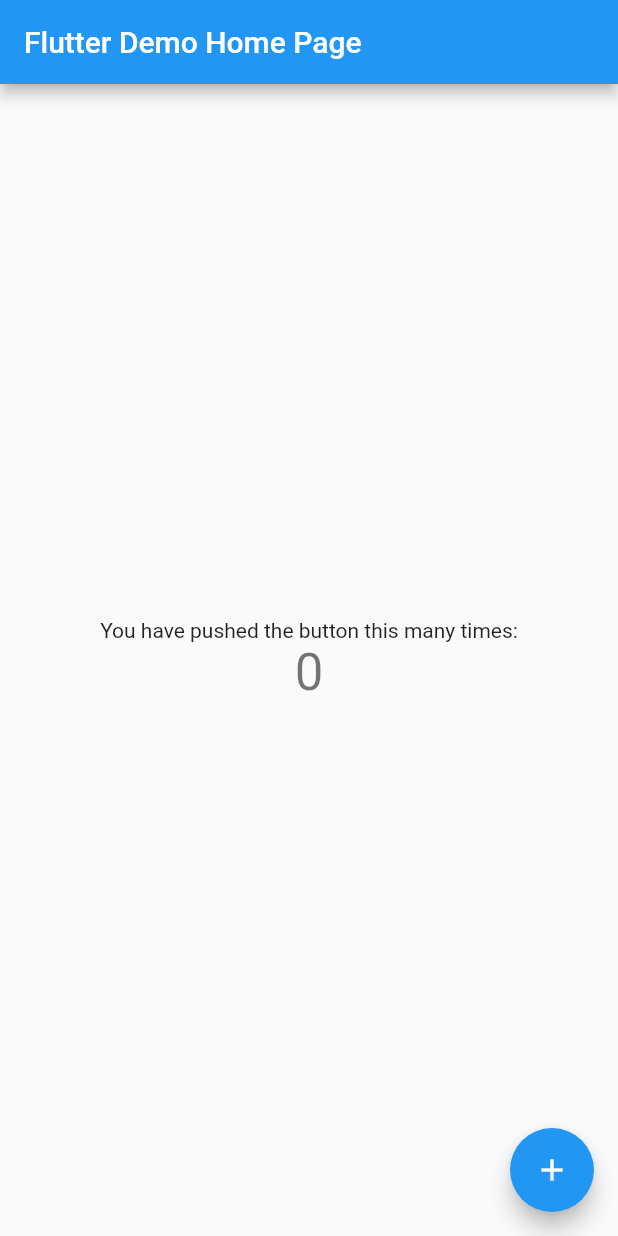
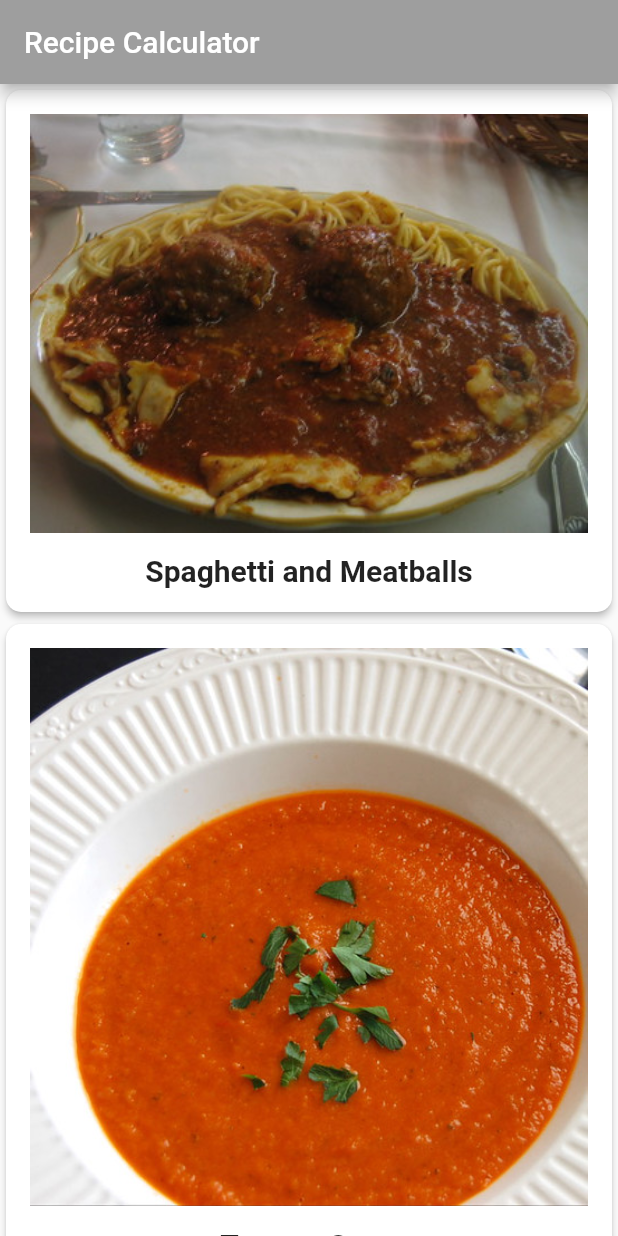
Before and after one commit to HeroAppsDev/flutter_recipes_app, a Flutter app: the screen it shows after launch, on a phone screen of 412 x 824 dp. Run offline on Flutter 3.47's test engine with Material 2 defaults, Android fonts, the phone set to English and light mode, and no system bars; Roboto replaces fonts that are missing (Palatino).

Commit message:
:zap: General Update

```diff
--- /dev/null
+++ b/lib/ingredient.dart
@@ -0,0 +1,7 @@
+class Ingredient {
+  double? quantity;
+  String? measure;
+  String? name;
+
+  Ingredient(this.quantity, this.measure, this.name);
+}
--- a/lib/main.dart
+++ b/lib/main.dart
@@ -1,45 +1,31 @@
+import 'package:flutter/cupertino.dart';
 import 'package:flutter/material.dart';
+import 'package:flutter_recipes_app/recipe.dart';
+import 'package:flutter_recipes_app/recipe_detail.dart';
 
 void main() {
-  runApp(const MyApp());
+  runApp(RecipeApp());
 }
 
-class MyApp extends StatelessWidget {
-  const MyApp({Key? key}) : super(key: key);
+class RecipeApp extends StatelessWidget {
+  RecipeApp({Key? key}) : super(key: key);
 
-  // This widget is the root of your application.
+  final ThemeData theme = ThemeData();
+
   @override
   Widget build(BuildContext context) {
     return MaterialApp(
       title: 'Flutter Demo',
-      theme: ThemeData(
-        // This is the theme of your application.
-        //
-        // Try running your application with "flutter run". You'll see the
-        // application has a blue toolbar. Then, without quitting the app, try
-        // changing the primarySwatch below to Colors.green and then invoke
-        // "hot reload" (press "r" in the console where you ran "flutter run",
-        // or simply save your changes to "hot reload" in a Flutter IDE).
-        // Notice that the counter didn't reset back to zero; the application
-        // is not restarted.
-        primarySwatch: Colors.blue,
-      ),
-      home: const MyHomePage(title: 'Flutter Demo Home Page'),
+      theme: theme.copyWith(
+          colorScheme: theme.colorScheme
+              .copyWith(primary: Colors.grey, secondary: Colors.black)),
+      home: const MyHomePage(title: 'Recipe Calculator'),
     );
   }
 }
 
 class MyHomePage extends StatefulWidget {
   const MyHomePage({Key? key, required this.title}) : super(key: key);
-
-  // This widget is the home page of your application. It is stateful, meaning
-  // that it has a State object (defined below) that contains fields that affect
-  // how it looks.
-
-  // This class is the configuration for the state. It holds the values (in this
-  // case the title) provided by the parent (in this case the App widget) and
-  // used by the build method of the State. Fields in a Widget subclass are
-  // always marked "final".
 
   final String title;
 
@@ -48,68 +34,56 @@
 }
 
 class _MyHomePageState extends State<MyHomePage> {
-  int _counter = 0;
-
-  void _incrementCounter() {
-    setState(() {
-      // This call to setState tells the Flutter framework that something has
-      // changed in this State, which causes it to rerun the build method below
-      // so that the display can reflect the updated values. If we changed
-      // _counter without calling setState(), then the build method would not be
-      // called again, and so nothing would appear to happen.
-      _counter++;
-    });
+  @override
+  Widget build(BuildContext context) {
+    return Scaffold(
+      appBar: AppBar(
+        title: Text(widget.title),
+      ),
+      body: SafeArea(
+        child: ListView.builder(
+          itemCount: Recipe.samples.length,
+          itemBuilder: (context, index) => GestureDetector(
+            onTap: () => {
+              Navigator.push(
+                context,
+                MaterialPageRoute(
+                  builder: (context) =>
+                      RecipeDetail(recipe: Recipe.samples[index]),
+                ),
+              ),
+            },
+            child: buildRecipeCard(
+              Recipe.samples[index],
+            ),
+          ),
+        ),
+      ),
+    );
   }
 
-  @override
-  Widget build(BuildContext context) {
-    // This method is rerun every time setState is called, for instance as done
-    // by the _incrementCounter method above.
-    //
-    // The Flutter framework has been optimized to make rerunning build methods
-    // fast, so that you can just rebuild anything that needs updating rather
-    // than having to individually change instances of widgets.
-    return Scaffold(
-      appBar: AppBar(
-        // Here we take the value from the MyHomePage object that was created by
-        // the App.build method, and use it to set our appbar title.
-        title: Text(widget.title),
-      ),
-      body: Center(
-        // Center is a layout widget. It takes a single child and positions it
-        // in the middle of the parent.
+  Widget buildRecipeCard(Recipe recipe) {
+    return Card(
+      elevation: 2.0,
+      shape: RoundedRectangleBorder(borderRadius: BorderRadius.circular(10)),
+      child: Padding(
+        padding: const EdgeInsets.all(16.0),
         child: Column(
-          // Column is also a layout widget. It takes a list of children and
-          // arranges them vertically. By default, it sizes itself to fit its
-          // children horizontally, and tries to be as tall as its parent.
-          //
-          // Invoke "debug painting" (press "p" in the console, choose the
-          // "Toggle Debug Paint" action from the Flutter Inspector in Android
-          // Studio, or the "Toggle Debug Paint" command in Visual Studio Code)
-          // to see the wireframe for each widget.
-          //
-          // Column has various properties to control how it sizes itself and
-          // how it positions its children. Here we use mainAxisAlignment to
-          // center the children vertically; the main axis here is the vertical
-          // axis because Columns are vertical (the cross axis would be
-          // horizontal).
-          mainAxisAlignment: MainAxisAlignment.center,
-          children: <Widget>[
-            const Text(
-              'You have pushed the button this many times:',
+          children: [
+            Image(image: AssetImage(recipe.imageUrl)),
+            const SizedBox(
+              height: 14,
             ),
             Text(
-              '$_counter',
-              style: Theme.of(context).textTheme.headline4,
+              recipe.label,
+              style: const TextStyle(
+                  fontSize: 20.0,
+                  fontWeight: FontWeight.w700,
+                  fontFamily: 'Palatino'),
             ),
           ],
         ),
       ),
-      floatingActionButton: FloatingActionButton(
-        onPressed: _incrementCounter,
-        tooltip: 'Increment',
-        child: const Icon(Icons.add),
-      ), // This trailing comma makes auto-formatting nicer for build methods.
     );
   }
 }
--- /dev/null
+++ b/lib/recipe.dart
@@ -0,0 +1,140 @@
+import 'package:flutter_recipes_app/ingredient.dart';
+
+class Recipe {
+  String label;
+  String imageUrl;
+  int servings;
+  List<Ingredient> ingredients;
+
+  Recipe(
+    this.label,
+    this.imageUrl,
+    this.servings,
+    this.ingredients,
+  );
+
+  static List<Recipe> samples = [
+    Recipe(
+      'Spaghetti and Meatballs',
+      'assets/2126711929_ef763de2b3_w.jpg',
+      4,
+      [
+        Ingredient(
+          1,
+          'box',
+          'Spaghetti',
+        ),
+        Ingredient(
+          4,
+          '',
+          'Frozen Meatballs',
+        ),
+        Ingredient(
+          0.5,
+          'jar',
+          'sauce',
+        ),
+      ],
+    ),
+    Recipe(
+      'Tomato Soup',
+      'assets/27729023535_a57606c1be.jpg',
+      2,
+      [
+        Ingredient(
+          1,
+          'can',
+          'Tomato Soup',
+        ),
+      ],
+    ),
+    Recipe(
+      'Grilled Cheese',
+      'assets/3187380632_5056654a19_b.jpg',
+      1,
+      [
+        Ingredient(
+          2,
+          'slices',
+          'Cheese',
+        ),
+        Ingredient(
+          2,
+          'slices',
+          'Bread',
+        ),
+      ],
+    ),
+    Recipe(
+      'Chocolate Chip Cookies',
+      'assets/15992102771_b92f4cc00a_b.jpg',
+      24,
+      [
+        Ingredient(
+          4,
+          'cups',
+          'flour',
+        ),
+        Ingredient(
+          2,
+          'cups',
+          'sugar',
+        ),
+        Ingredient(
+          0.5,
+          'cups',
+          'chocolate chips',
+        ),
+      ],
+    ),
+    Recipe(
+      'Taco Salad',
+      'assets/8533381643_a31a99e8a6_c.jpg',
+      1,
+      [
+        Ingredient(
+          4,
+          'oz',
+          'nachos',
+        ),
+        Ingredient(
+          3,
+          'oz',
+          'taco meat',
+        ),
+        Ingredient(
+          0.5,
+          'cup',
+          'cheese',
+        ),
+        Ingredient(
+          0.25,
+          'cup',
+          'chopped tomatoes',
+        ),
+      ],
+    ),
+    Recipe(
+      'Hawaiian Pizza',
+      'assets/15452035777_294cefced5_c.jpg',
+      4,
+      [
+        Ingredient(
+          1,
+          'item',
+          'pizza',
+        ),
+        Ingredient(
+          1,
+          'cup',
+          'pineapple',
+        ),
+        Ingredient(
+          8,
+          'oz',
+          'ham',
+        ),
+      ],
+    ),
+  ];
+}
--- /dev/null
+++ b/lib/recipe_detail.dart
@@ -0,0 +1,71 @@
+import 'package:flutter/material.dart';
+import 'package:flutter_recipes_app/recipe.dart';
+
+class RecipeDetail extends StatefulWidget {
+  final Recipe recipe;
+  const RecipeDetail({Key? key, required this.recipe}) : super(key: key);
+
+  @override
+  _RecipeDetailState createState() => _RecipeDetailState();
+}
+
+class _RecipeDetailState extends State<RecipeDetail> {
+  int _sliderVal = 1;
+
+  @override
+  Widget build(BuildContext context) {
+    return Scaffold(
+      appBar: AppBar(
+        title: Text(widget.recipe.label),
+      ),
+      body: SafeArea(
+        child: Column(
+          children: [
+            SizedBox(
+              height: 300,
+              width: double.infinity,
+              child: Image(
+                image: AssetImage(widget.recipe.imageUrl),
+              ),
+            ),
+            const SizedBox(
+              height: 4,
+            ),
+            Text(
+              widget.recipe.label,
+              style: const TextStyle(fontSize: 18),
+            ),
+            Expanded(
+              child: ListView.builder(
+                padding: const EdgeInsets.all(7),
+                itemCount: widget.recipe.ingredients.length,
+                itemBuilder: (context, index) {
+                  final ingredient = widget.recipe.ingredients[index];
+
+                  return Text(
+                      '${ingredient.quantity! * _sliderVal} ${ingredient.measure} ${ingredient.name}');
+                },
+              ),
+            ),
+            Slider(
+              min: 1,
+              max: 10,
+              divisions: 10,
+              label: '${_sliderVal * widget.recipe.servings} servings',
+              value: _sliderVal.toDouble(),
+              onChanged: (newValue) {
+                setState(
+                  () {
+                    _sliderVal = newValue.round();
+                  },
+                );
+              },
+              activeColor: Colors.green,
+              inactiveColor: Colors.black,
+            )
+          ],
+        ),
+      ),
+    );
+  }
+}
```
Also changed, not shown: pubspec.yaml (+3 -66 lines), assets/15452035777_294cefced5_c.jpg (added), assets/15992102771_b92f4cc00a_b.jpg (added), assets/2126711929_ef763de2b3_w.jpg (added), assets/27729023535_a57606c1be.jpg (added), assets/3187380632_5056654a19_b.jpg (added), assets/8533381643_a31a99e8a6_c.jpg (added), 1 other file.
